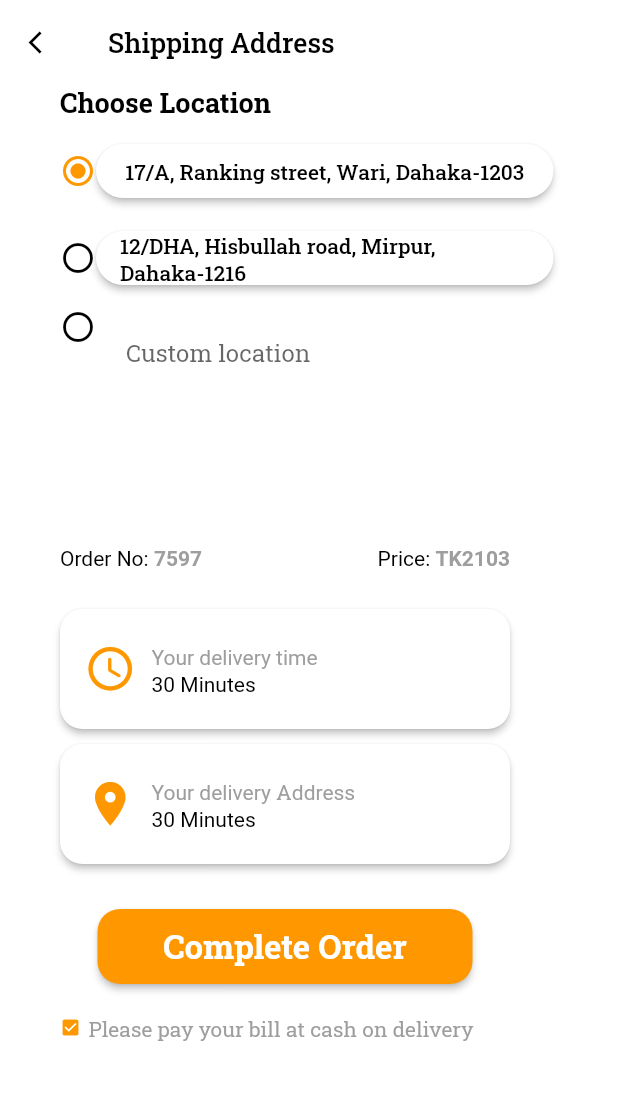
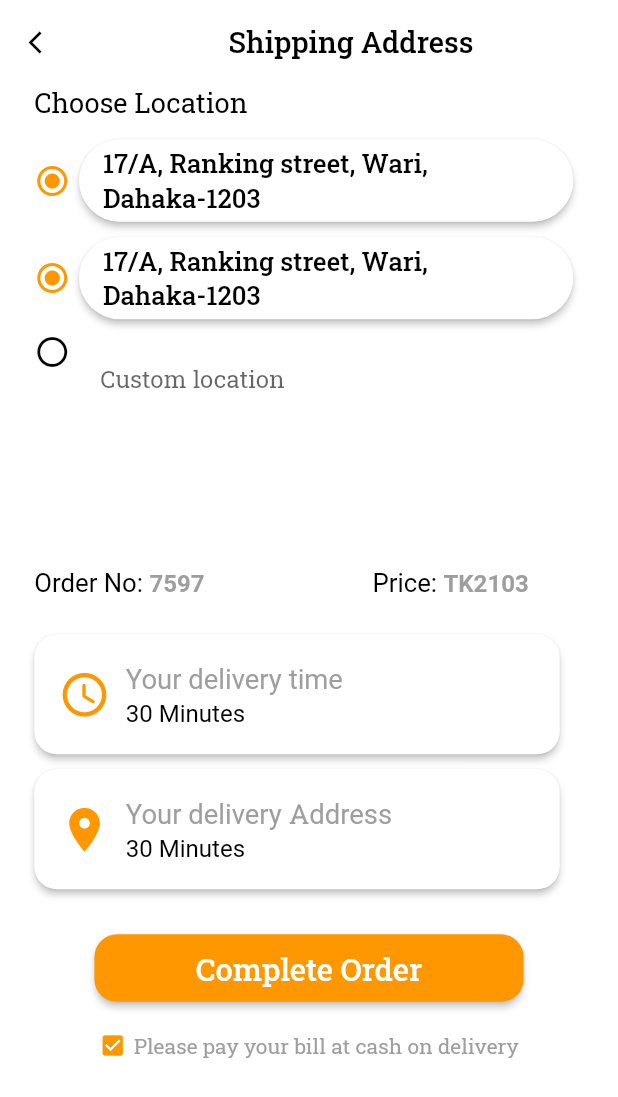
Before and after one commit to excelitai-gunjon/classy-ecom-ui-test-1, a Flutter app: the ShippingAddress screen opened directly, on a phone screen of 412 x 824 dp. Shown: the top 1097 px of the screen. Run offline on Flutter 3.47's test engine with Material 2 defaults, Android fonts, the phone set to English and light mode, and no system bars; our stand-ins replace carousel_slider, country_code_picker, dotted_border, flutter_image_slideshow, flutter_screenutil, font_awesome_flutter and 2 more.

Commit message:
mostofa edited 8th

```diff
--- a/lib/view/profile_page/sub_pages/shipping_address_page/shipping_address_pages.dart
+++ b/lib/view/profile_page/sub_pages/shipping_address_page/shipping_address_pages.dart
@@ -5,6 +5,7 @@ import 'package:classy_e_com_demo_test_ui_1/view/profile_page/sub_pages/edit_add
 import 'package:classy_e_com_demo_test_ui_1/view/profile_page/sub_pages/payment_method_page/payment_methods_page.dart';
 import 'package:flutter/material.dart';
 import 'package:provider/provider.dart';
+import 'package:flutter_screenutil/flutter_screenutil.dart';
 
 //import '../main.dart';
 
@@ -38,15 +39,17 @@ class _ShippingAddressState extends State<ShippingAddress> {
             color: Colors.black,
           ),
         ),
-        title: Text("Shipping Address",
+        title: Center(
+          child: Text("Shipping Address",
             style: TextStyle(
                 color: Colors.black,
-              fontSize: 18,
+                fontSize: 17.sp,
+            ),
           ),
         ),
       ),
       body: Padding(
-        padding: const EdgeInsets.symmetric(horizontal: 40),
+        padding: EdgeInsets.symmetric(horizontal: 20.w),
         child: SingleChildScrollView(
           //physics: NeverScrollableScrollPhysics(),
           child: Column(
@@ -54,17 +57,18 @@ class _ShippingAddressState extends State<ShippingAddress> {
               children: [
                 Text("Choose Location",
                   style: TextStyle(
-                      fontSize: 18,
+                      fontSize: 16.sp,
                       color: Colors.black,
-                      fontWeight: FontWeight.bold,
                   ),
                 ),
-                SizedBox(height: 10,),
+                SizedBox(height: 10.h,),
                 Row(
                   children: [
                     Icon(Icons.radio_button_checked, color: Colors.orange,),
+                    SizedBox(width: 5.w,),
                     SizedBox(
-                      width: 305,
+                      width: MediaQuery.of(context).size.width*.8,
+                      height: 55,
                       child: ElevatedButton(
                         style: ElevatedButton.styleFrom(
                           primary: Colors.white,
@@ -78,7 +82,7 @@ class _ShippingAddressState extends State<ShippingAddress> {
                         child: Text("17/A, Ranking street, Wari, Dahaka-1203",
                           style: TextStyle(
                               color: Colors.black,
-                              fontSize: 14,
+                              fontSize: 15.sp,
                           ),
                         ),
                       ),
@@ -88,9 +92,11 @@ class _ShippingAddressState extends State<ShippingAddress> {
                 SizedBox(height: 10,),
                 Row(
                   children: [
-                    Icon(Icons.radio_button_off, color: Colors.black,),
+                    Icon(Icons.radio_button_checked, color: Colors.orange,),
+                    SizedBox(width: 5.w,),
                     SizedBox(
-                      width: 305,
+                      width: MediaQuery.of(context).size.width*.8,
+                      height: 55,
                       child: ElevatedButton(
                         style: ElevatedButton.styleFrom(
                           primary: Colors.white,
@@ -99,12 +105,12 @@ class _ShippingAddressState extends State<ShippingAddress> {
                           ),
                         ),
                         onPressed: (){
-                          //Navigator.push(context, MaterialPageRoute(builder: (context) =>MapSample()));
+                          //Navigator.push(context, MaterialPageRoute(builder: (context) =>PaymentMethod()));
                         },
-                        child: Text("12/DHA, Hisbullah road, Mirpur, Dahaka-1216",
+                        child: Text("17/A, Ranking street, Wari, Dahaka-1203",
                           style: TextStyle(
                             color: Colors.black,
-                              fontSize: 14,
+                            fontSize: 15.sp,
                           ),
                         ),
                       ),
@@ -143,7 +149,7 @@ class _ShippingAddressState extends State<ShippingAddress> {
                 SizedBox(height: 10,),
                 Container(
                   height: 50,
-                  width: 300,
+                  width: MediaQuery.of(context).size.width*.8,
                   decoration: BoxDecoration(
                     color: Colors.white,
                     borderRadius: new BorderRadius.circular(15.0),
@@ -156,12 +162,14 @@ class _ShippingAddressState extends State<ShippingAddress> {
                         text: TextSpan(children: <TextSpan>[
                           TextSpan(
                               text: "Order No: ",
-                              style: TextStyle(color: Colors.black)),
+                              style: TextStyle(color: Colors.black, fontSize: 15.sp)
+                          ),
                           TextSpan(
                             text: "7597",
                             style: TextStyle(
                                 color: Colors.grey,
                                 fontWeight: FontWeight.bold,
+                                fontSize: 14.sp
                             ),
                           ),
                         ],
@@ -172,12 +180,12 @@ class _ShippingAddressState extends State<ShippingAddress> {
                         text: TextSpan(children: <TextSpan>[
                           TextSpan(
                               text: "Price: ",
-                              style: TextStyle(color: Colors.black)),
+                              style: TextStyle(color: Colors.black,fontSize: 15.sp)),
                           TextSpan(
                             text: "TK2103",
                             style: TextStyle(
                                 color: Colors.grey,
-                                fontWeight: FontWeight.bold,
+                                fontWeight: FontWeight.bold,fontSize: 14.sp
                             ),
                           ),
                         ],
@@ -191,7 +199,7 @@ class _ShippingAddressState extends State<ShippingAddress> {
                   children: [
                     SizedBox(
                       height: 80,
-                      width: 300,
+                      width: MediaQuery.of(context).size.width*.85,
                       child: ElevatedButton(
                         style: ElevatedButton.styleFrom(
                           primary: Colors.white,
@@ -212,10 +220,10 @@ class _ShippingAddressState extends State<ShippingAddress> {
                                   text: TextSpan(children: <TextSpan>[
                                     TextSpan(
                                         text: "Your delivery time \n",
-                                        style: TextStyle(color: Colors.grey)),
+                                        style: TextStyle(color: Colors.grey,fontSize: 16.sp)),
                                     TextSpan(
                                         text: "30 Minutes ",
-                                        style: TextStyle(color: Colors.black)),
+                                        style: TextStyle(color: Colors.black,fontSize: 14.sp)),
                                   ],
                                   ),
                                 ),
@@ -232,7 +240,7 @@ class _ShippingAddressState extends State<ShippingAddress> {
                   children: [
                     SizedBox(
                       height: 80,
-                      width: 300,
+                      width: MediaQuery.of(context).size.width*.85,
                       child: ElevatedButton(
                         style: ElevatedButton.styleFrom(
                           primary: Colors.white,
@@ -255,10 +263,10 @@ class _ShippingAddressState extends State<ShippingAddress> {
                                   text: TextSpan(children: <TextSpan>[
                                     TextSpan(
                                         text: "Your delivery Address \n",
-                                        style: TextStyle(color: Colors.grey)),
+                                        style: TextStyle(color: Colors.grey,fontSize: 16.sp)),
                                     TextSpan(
                                         text: "30 Minutes ",
-                                        style: TextStyle(color: Colors.black)),
+                                        style: TextStyle(color: Colors.black,fontSize: 14.sp)),
                                   ],
                                   ),
                                 ),
@@ -271,13 +279,10 @@ class _ShippingAddressState extends State<ShippingAddress> {
                   ],
                 ),
                 SizedBox(height: 30,),
-                Padding(
-                  padding: const EdgeInsets.symmetric(horizontal: 25),
-                  child: Row(
-                    children: [
-                      SizedBox(
-                        height: 50,
-                        width: 250,
+                Center(
+                  child: SizedBox(
+                    height: 45,
+                    width: 250.w,
                     child: ElevatedButton(
                       style: ElevatedButton.styleFrom(
                         primary: Colors.orange,
@@ -295,23 +300,21 @@ class _ShippingAddressState extends State<ShippingAddress> {
                           Text("Complete Order",
                             style: TextStyle(
                               color: Colors.white,
-                                  fontWeight: FontWeight.bold,
-                                  fontSize: 22,
+                              fontSize: 18.sp,
                             ),
                           )
                         ],
                       ),
                     ),
                   ),
-                    ],
-                  ),
                 ),
                 SizedBox(height: 20,),
                 Row(
+                  mainAxisAlignment: MainAxisAlignment.center,
                   children: [
                     Icon(Icons.check_box,
                       color: Colors.orange,
-                      size: 14,
+                      size: 18,
                     ),
                     SizedBox(width: 5,),
                     Text("Please pay your bill at cash on delivery",
@@ -321,6 +324,8 @@ class _ShippingAddressState extends State<ShippingAddress> {
                     ),
                   ],
                 ),
+
+                SizedBox(height: 20,),
               ]
           ),
         ),
```
Also changed, not shown: lib/view/profile_page/component/profile_custom_buttons.dart (+4 -3 lines), lib/view/profile_page/profile_page.dart (+21 -12 lines). Lines whose indentation alone changed are shown as unchanged.
